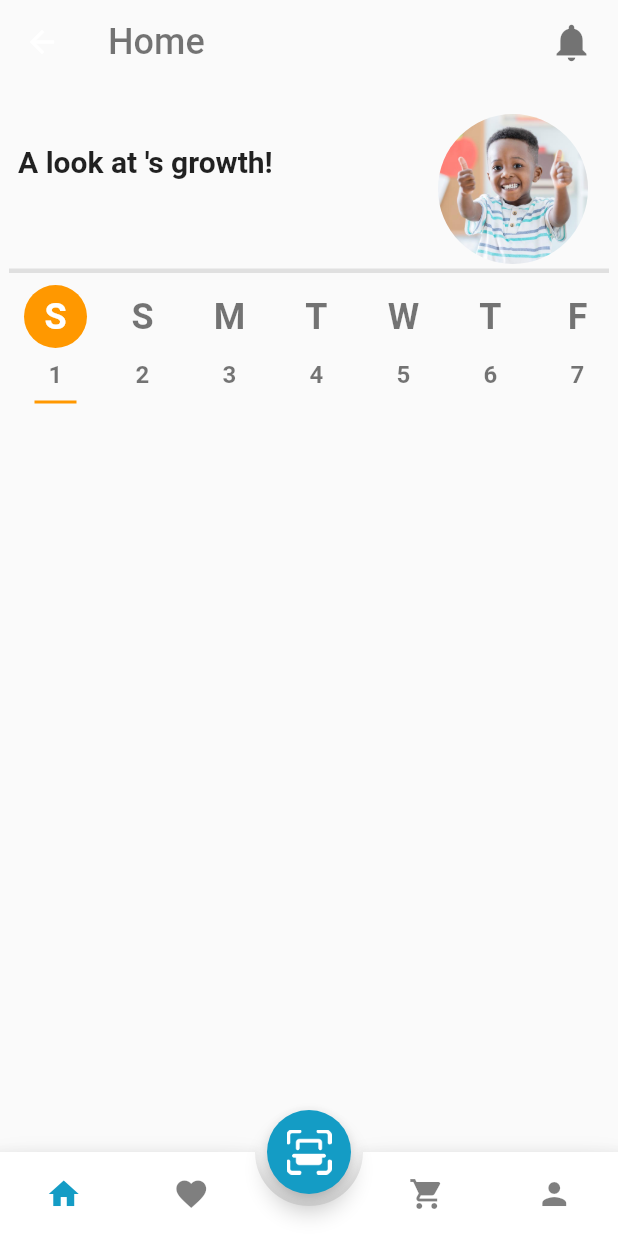
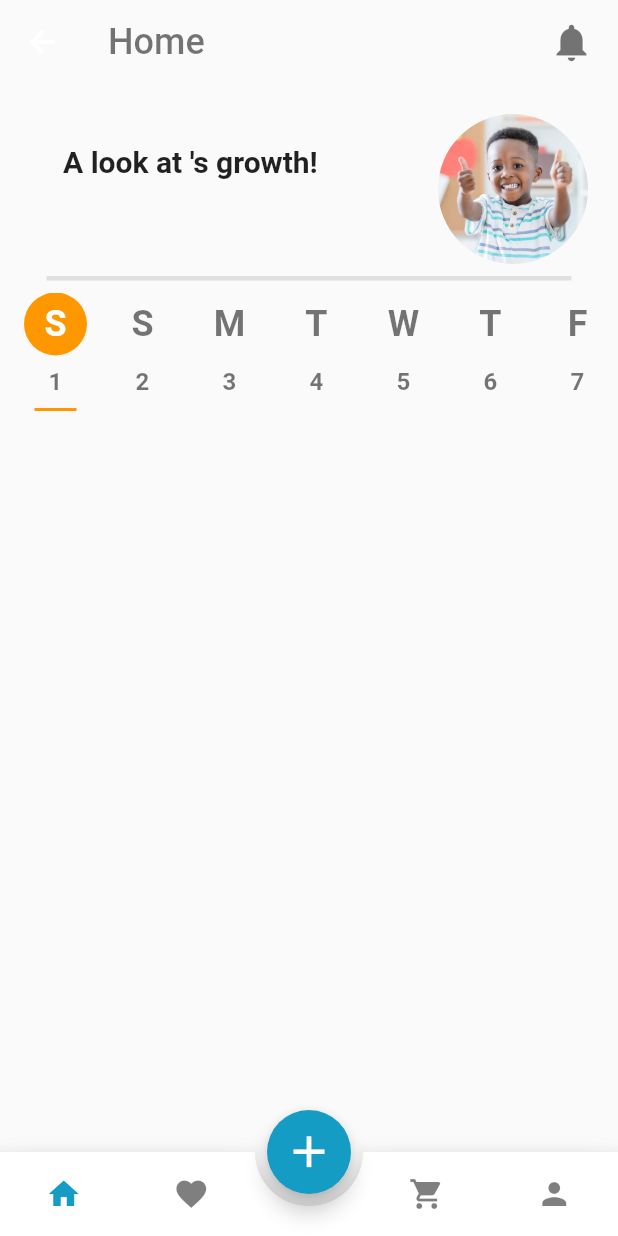
Before and after one commit to magichampz/little-bytes, a Flutter app: the RootPage screen opened directly, on a phone screen of 412 x 824 dp. Run offline on Flutter 3.47's test engine with Material 2 defaults, Android fonts, the phone set to English and light mode, and no system bars; drawn by our look-alikes of animated_bottom_navigation_bar; our stand-ins replace numberpicker, page_transition, shared_preferences; accounts and stored records are empty.

Commit message:
changed scan to add icon

```diff
--- a/lib/ui/root_page.dart
+++ b/lib/ui/root_page.dart
@@ -85,11 +85,8 @@ class _RootPageState extends State<RootPage> {
                   child: const ScanPage(),
                   type: PageTransitionType.bottomToTop));
         },
-        child: Image.asset(
-          'assets/images/code-scan-two.png',
-          height: 30.0,
-        ),
         backgroundColor: Constants.primaryColor,
+        child: const Icon(Icons.add, size: 35.0),
       ),
       floatingActionButtonLocation: FloatingActionButtonLocation.centerDocked,
       bottomNavigationBar: AnimatedBottomNavigationBar(
--- a/lib/ui/screens/home_page.dart
+++ b/lib/ui/screens/home_page.dart
@@ -37,12 +37,7 @@ class _HomePageState extends State<HomePage> {
         crossAxisAlignment: CrossAxisAlignment.start,
         children: [
           const SizedBox(height: 20),
-          Container(
-            // decoration: const BoxDecoration(
-            //   border:
-            //       Border(bottom: BorderSide(color: Colors.grey, width: 3.0)),
-            // ),
-            child: Row(
+          Row(
             crossAxisAlignment: CrossAxisAlignment.center,
             mainAxisAlignment: MainAxisAlignment.end,
             children: [
@@ -50,17 +45,17 @@ class _HomePageState extends State<HomePage> {
                 // color: Colors.red,
                 padding: const EdgeInsets.only(top: 20, right: 10),
                 height: 100,
-                  width: 280,
+                width: 250,
                 child: Text(
                   "A look at $name's growth!",
                   // "A look at Jack's growth!",
-                    style: TextStyle(
+                  style: const TextStyle(
                     fontWeight: FontWeight.bold,
                     fontSize: 20,
                   ),
                 ),
               ),
-                Container(
+              SizedBox(
                 // padding: const EdgeInsets.only(right:20),
                 width: 100,
                 height: 100,
@@ -74,9 +69,8 @@ class _HomePageState extends State<HomePage> {
               ),
             ],
           ),
-          ),
           const SizedBox(
-            height: 3,
+            height: 8,
             width: 20,
           ),
           Row(
@@ -88,7 +82,7 @@ class _HomePageState extends State<HomePage> {
                 //       Border(bottom: BorderSide(color: Colors.grey, width: 3.0)),
                 // ),
                 height: 3,
-                width: 400,
+                width: 350,
                 color: Colors.grey[300],
               ),
             ],
```
Lines whose indentation alone changed are shown as unchanged.
